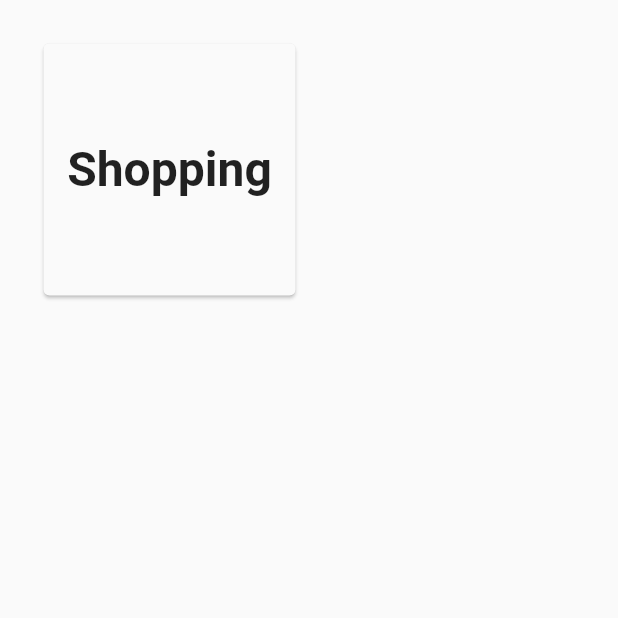
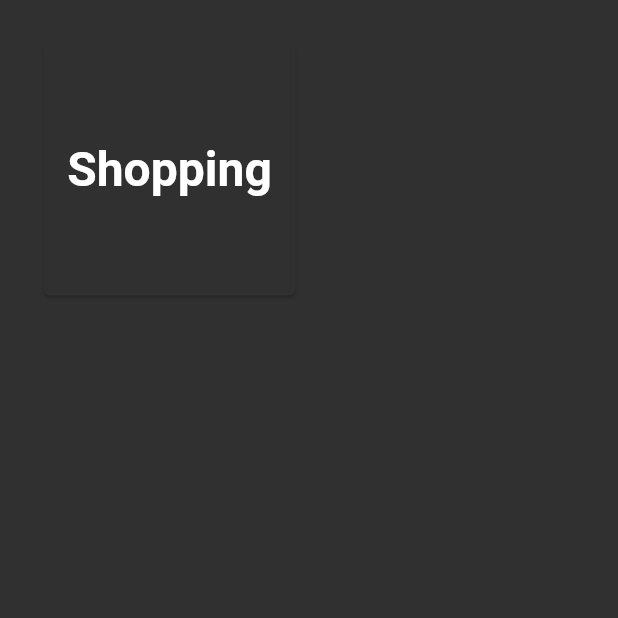
Before and after one commit to bopplu/new_world_buddy, a Flutter app: the screen it shows after launch, on a phone screen of 412 x 824 dp, the top half of it. Run offline on Flutter 3.47's test engine with Material 2 defaults, Android fonts, the light colour scheme and no system bars.

Commit message:
Dark theme

```diff
--- a/lib/main.dart
+++ b/lib/main.dart
@@ -21,18 +21,7 @@ class NewWorldBuddy extends StatelessWidget {
     return MultiProvider(
       child: MaterialApp(
         title: 'New World Buddy',
-        theme: ThemeData(
-          // This is the theme of your application.
-          //
-          // Try running your application with "flutter run". You'll see the
-          // application has a blue toolbar. Then, without quitting the app, try
-          // changing the primarySwatch below to Colors.green and then invoke
-          // "hot reload" (press "r" in the console where you ran "flutter run",
-          // or simply save your changes to "hot reload" in a Flutter IDE).
-          // Notice that the counter didn't reset back to zero; the application
-          // is not restarted.
-          primarySwatch: Colors.yellow,
-        ),
+        theme: ThemeData.dark(),
         home: const DashboardScreen(),
         routes: {
           ShoppingListScreen.route: (_) => const ShoppingListScreen(),
```
